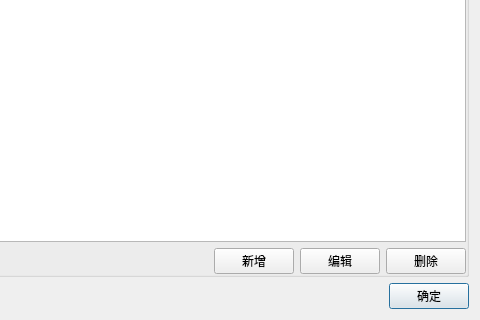
First picture: the form in modules/communication/modbus/JZModbusConfigDialog.ui, repository xiongqiumin/JZNodeEditor, before the edit; both pictures show x 215 to 695 and y 130 to 450 of the 695 by 450 pixel window.
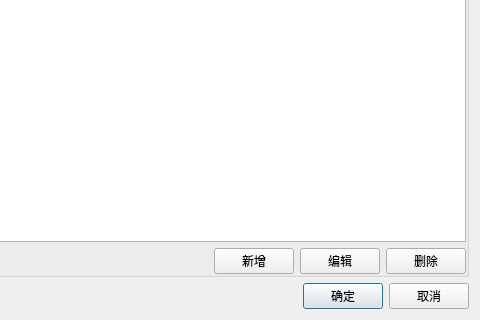
Second picture: the form after the edit.

Diff of the .ui file:
```diff
--- a/modules/communication/modbus/JZModbusConfigDialog.ui
+++ b/modules/communication/modbus/JZModbusConfigDialog.ui
@@ -240,6 +240,13 @@
         </property>
        </widget>
       </item>
+      <item>
+       <widget class="QPushButton" name="btnCancel">
+        <property name="text">
+         <string>取消</string>
+        </property>
+       </widget>
+      </item>
      </layout>
     </widget>
    </item>
```
Left out of the diff: 2 changed lines with no effect on the pictures.
